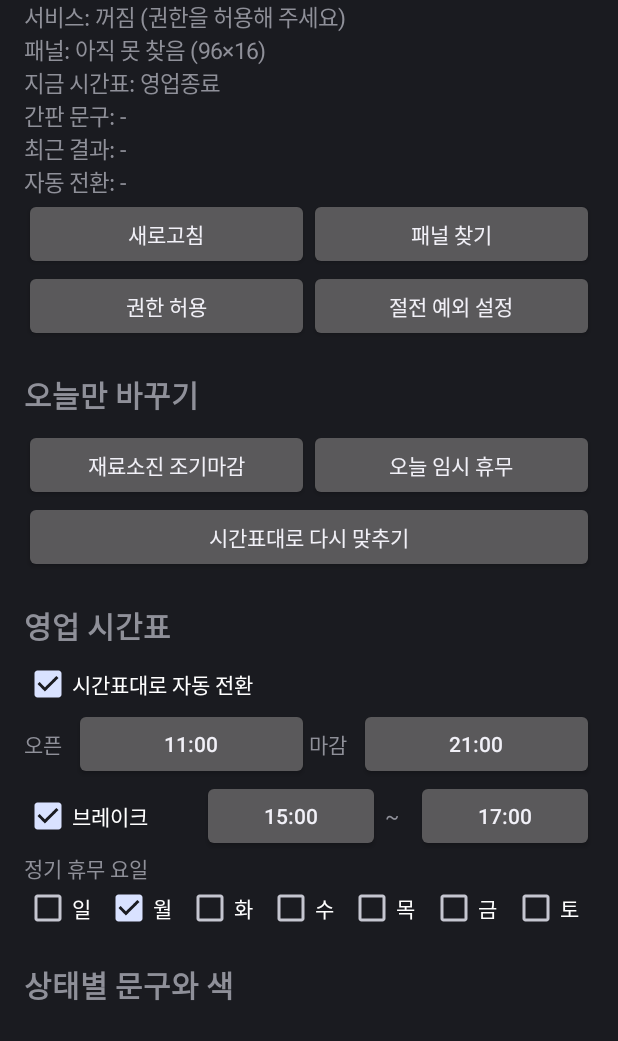
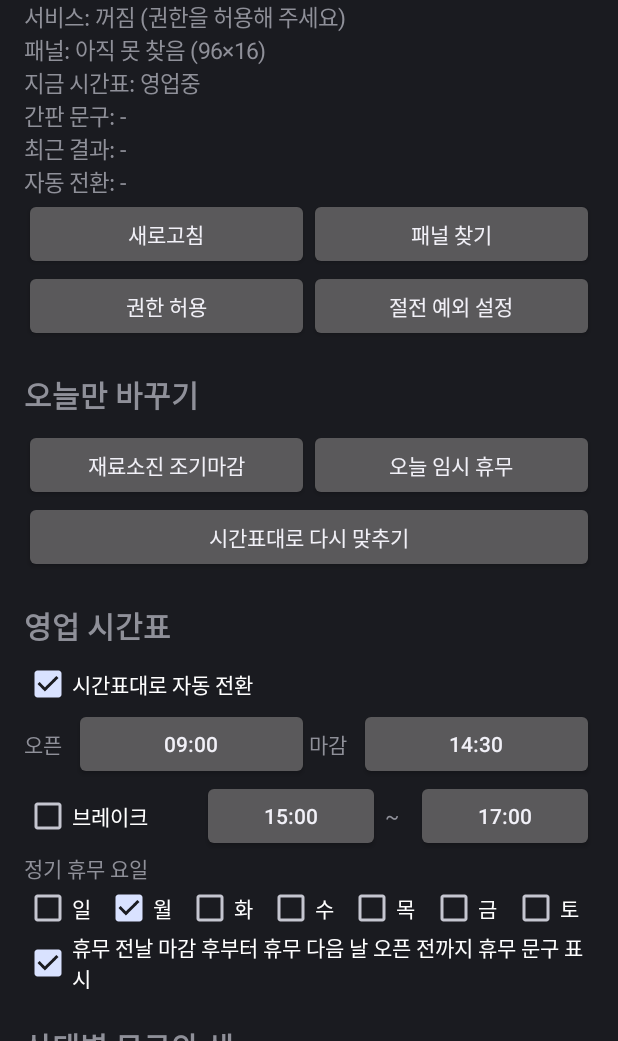
Before and after one commit to taekchonee/chodang-payroll, an Android app: the screen it shows after launch (MainActivity), after a tap on "새로고침", on a phone screen of 412 x 824 dp, the part 195-1236 px from its top. Run offline under Robolectric (Android 15) with nearby library versions, the phone set to English and light mode, and no system bars.

Commit message:
Default to the store's hours and show holiday text around Monday
Defaults: open 09:00-14:30, no break, Monday off. From closing time
on the day before a holiday until opening on the day after, the sign
shows the holiday text instead of closed (toggle in the app).

Co-Authored-By: Claude Opus 5.5 <noreply@anthropic.com>
Claude-Session: https://claude.ai/code/session_01CAN7fuhWutNjPZ6VeppQX6

```diff
--- a/android/app/build.gradle.kts
+++ b/android/app/build.gradle.kts
@@ -11,8 +11,8 @@ android {
         applicationId = "com.chodang.ledsign"
         minSdk = 24
         targetSdk = 34
-        versionCode = 2
-        versionName = "0.2.0"
+        versionCode = 3
+        versionName = "0.3.0"
     }
 
     // 업데이트 설치가 되도록 항상 같은 키로 서명합니다 (공개 디버그용 키).
--- a/android/app/src/main/java/com/chodang/ledsign/MainActivity.kt
+++ b/android/app/src/main/java/com/chodang/ledsign/MainActivity.kt
@@ -138,6 +138,11 @@ class MainActivity : Activity() {
                 setOnCheckedChangeListener { _, on -> schedule.setHolidayDay(day, on); onScheduleChanged() }
             }
         }.toTypedArray()))
+        root.addView(CheckBox(this).apply {
+            text = "휴무 전날 마감 후부터 휴무 다음 날 오픈 전까지 휴무 문구 표시"
+            isChecked = schedule.holidayAroundClosed
+            setOnCheckedChangeListener { _, on -> schedule.holidayAroundClosed = on; onScheduleChanged() }
+        })
 
         // 문구와 색
         root.addView(title("상태별 문구와 색"))
--- a/android/app/src/main/java/com/chodang/ledsign/StoreSchedule.kt
+++ b/android/app/src/main/java/com/chodang/ledsign/StoreSchedule.kt
@@ -25,7 +25,7 @@ class StoreSchedule(context: Context) {
 
     /** 하루 중 분 단위 (예: 11:00 → 660) */
     var openMin: Int
-        get() = prefs.getInt("open", 11 * 60)
+        get() = prefs.getInt("open", 9 * 60)
         set(v) = prefs.edit().putInt("open", v).apply()
     var breakStartMin: Int
         get() = prefs.getInt("break_start", 15 * 60)
@@ -34,11 +34,16 @@ class StoreSchedule(context: Context) {
         get() = prefs.getInt("break_end", 17 * 60)
         set(v) = prefs.edit().putInt("break_end", v).apply()
     var closeMin: Int
-        get() = prefs.getInt("close", 21 * 60)
+        get() = prefs.getInt("close", 14 * 60 + 30)
         set(v) = prefs.edit().putInt("close", v).apply()
     var useBreak: Boolean
-        get() = prefs.getBoolean("use_break", true)
+        get() = prefs.getBoolean("use_break", false)
         set(v) = prefs.edit().putBoolean("use_break", v).apply()
+
+    /** 정기 휴무 전날 마감 후 ~ 휴무 다음 날 오픈 전에도 휴무 문구를 띄웁니다. */
+    var holidayAroundClosed: Boolean
+        get() = prefs.getBoolean("holiday_around", true)
+        set(v) = prefs.edit().putBoolean("holiday_around", v).apply()
 
     /** 정기 휴무 요일 (Calendar.SUNDAY=1 … SATURDAY=7). 기본은 월요일. */
     fun isHolidayDay(day: Int) = prefs.getBoolean("holiday_$day", day == Calendar.MONDAY)
@@ -67,8 +72,14 @@ class StoreSchedule(context: Context) {
         val close = closeMin
         // 자정을 넘겨 마감하는 경우(예: 11:00~01:00)도 처리
         val inBusinessHours = if (close > open) now in open until close else now >= open || now < close
+        // 마감 후 시간이 오픈 전(새벽)인지, 마감 뒤(저녁)인지
+        val beforeOpen = if (close > open) now < open else now in close until open
+        val prevDay = if (day == Calendar.SUNDAY) Calendar.SATURDAY else day - 1
+        val nextDay = if (day == Calendar.SATURDAY) Calendar.SUNDAY else day + 1
         return when {
             closedToday || isHolidayDay(day) -> StoreStatus.HOLIDAY
+            !inBusinessHours && holidayAroundClosed &&
+                ((beforeOpen && isHolidayDay(prevDay)) || (!beforeOpen && isHolidayDay(nextDay))) -> StoreStatus.HOLIDAY
             !inBusinessHours -> StoreStatus.CLOSED
             soldOutToday -> StoreStatus.SOLDOUT
             useBreak && now in breakStartMin until breakEndMin -> StoreStatus.BREAK
```
